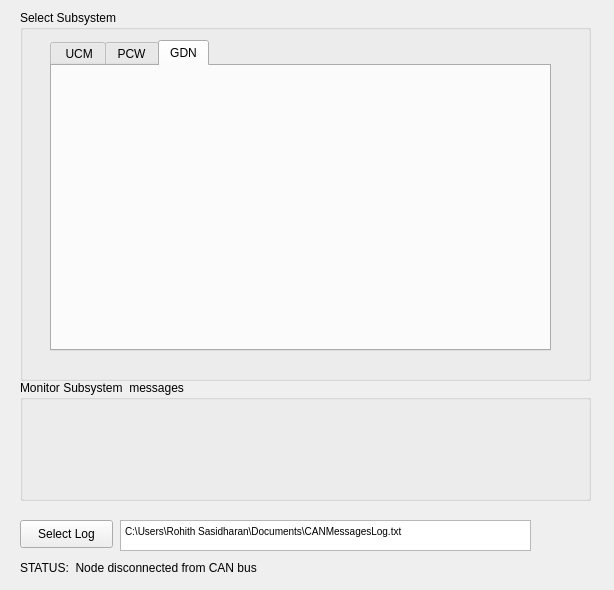
Qt form TestApplication.ui (sourcebank/3P-001wspace) before a commit.
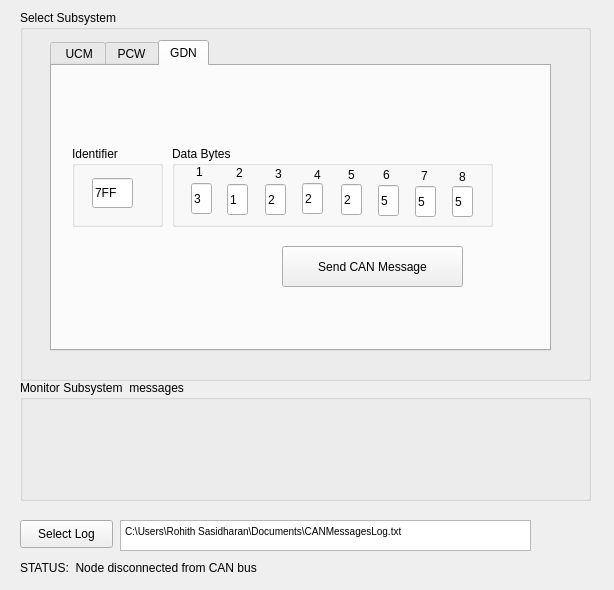
The same form after that commit.

Commit message: CAN send added

What changed in the file:
```diff
--- a/TestApplication.ui
+++ b/TestApplication.ui
@@ -397,6 +397,266 @@
      <attribute name="title">
       <string>GDN</string>
      </attribute>
+     <widget class="QPushButton" name="pushButton1_GDN">
+      <property name="geometry">
+       <rect>
+        <x>230</x>
+        <y>180</y>
+        <width>181</width>
+        <height>41</height>
+       </rect>
+      </property>
+      <property name="text">
+       <string>Send CAN Message</string>
+      </property>
+     </widget>
+     <widget class="QGroupBox" name="groupBox_4">
+      <property name="geometry">
+       <rect>
+        <x>120</x>
+        <y>80</y>
+        <width>321</width>
+        <height>81</height>
+       </rect>
+      </property>
+      <property name="title">
+       <string>Data Bytes</string>
+      </property>
+      <widget class="QLineEdit" name="lineEdit_byte_8">
+       <property name="geometry">
+        <rect>
+         <x>280</x>
+         <y>40</y>
+         <width>21</width>
+         <height>31</height>
+        </rect>
+       </property>
+       <property name="text">
+        <string>5</string>
+       </property>
+      </widget>
+      <widget class="QLineEdit" name="lineEdit_byte_6">
+       <property name="geometry">
+        <rect>
+         <x>206</x>
+         <y>39</y>
+         <width>21</width>
+         <height>31</height>
+        </rect>
+       </property>
+       <property name="text">
+        <string>5</string>
+       </property>
+      </widget>
+      <widget class="QLineEdit" name="lineEdit_byte_2">
+       <property name="geometry">
+        <rect>
+         <x>55</x>
+         <y>38</y>
+         <width>21</width>
+         <height>31</height>
+        </rect>
+       </property>
+       <property name="text">
+        <string>1</string>
+       </property>
+      </widget>
+      <widget class="QLineEdit" name="lineEdit_byte_3">
+       <property name="geometry">
+        <rect>
+         <x>93</x>
+         <y>38</y>
+         <width>21</width>
+         <height>31</height>
+        </rect>
+       </property>
+       <property name="text">
+        <string>2</string>
+       </property>
+      </widget>
+      <widget class="QLineEdit" name="lineEdit_byte_5">
+       <property name="geometry">
+        <rect>
+         <x>169</x>
+         <y>38</y>
+         <width>21</width>
+         <height>31</height>
+        </rect>
+       </property>
+       <property name="text">
+        <string>2</string>
+       </property>
+      </widget>
+      <widget class="QLineEdit" name="lineEdit_byte1">
+       <property name="geometry">
+        <rect>
+         <x>19</x>
+         <y>37</y>
+         <width>21</width>
+         <height>31</height>
+        </rect>
+       </property>
+       <property name="text">
+        <string>3</string>
+       </property>
+      </widget>
+      <widget class="QLineEdit" name="lineEdit_byte_4">
+       <property name="geometry">
+        <rect>
+         <x>130</x>
+         <y>37</y>
+         <width>21</width>
+         <height>31</height>
+        </rect>
+       </property>
+       <property name="text">
+        <string>2</string>
+       </property>
+      </widget>
+      <widget class="QLineEdit" name="lineEdit_byte_7">
+       <property name="geometry">
+        <rect>
+         <x>243</x>
+         <y>40</y>
+         <width>21</width>
+         <height>31</height>
+        </rect>
+       </property>
+       <property name="text">
+        <string>5</string>
+       </property>
+      </widget>
+      <widget class="QLabel" name="label_13">
+       <property name="geometry">
+        <rect>
+         <x>24</x>
+         <y>18</y>
+         <width>31</width>
+         <height>16</height>
+        </rect>
+       </property>
+       <property name="text">
+        <string>1</string>
+       </property>
+      </widget>
+      <widget class="QLabel" name="label_14">
+       <property name="geometry">
+        <rect>
+         <x>64</x>
+         <y>19</y>
+         <width>31</width>
+         <height>16</height>
+        </rect>
+       </property>
+       <property name="text">
+        <string>2</string>
+       </property>
+      </widget>
+      <widget class="QLabel" name="label_15">
+       <property name="geometry">
+        <rect>
+         <x>103</x>
+         <y>20</y>
+         <width>31</width>
+         <height>16</height>
+        </rect>
+       </property>
+       <property name="text">
+        <string>3</string>
+       </property>
+      </widget>
+      <widget class="QLabel" name="label_16">
+       <property name="geometry">
+        <rect>
+         <x>142</x>
+         <y>21</y>
+         <width>31</width>
+         <height>16</height>
+        </rect>
+       </property>
+       <property name="text">
+        <string>4</string>
+       </property>
+      </widget>
+      <widget class="QLabel" name="label_17">
+       <property name="geometry">
+        <rect>
+         <x>176</x>
+         <y>21</y>
+         <width>31</width>
+         <height>16</height>
+        </rect>
+       </property>
+       <property name="text">
+        <string>5</string>
+       </property>
+      </widget>
+      <widget class="QLabel" name="label_18">
+       <property name="geometry">
+        <rect>
+         <x>211</x>
+         <y>21</y>
+         <width>31</width>
+         <height>16</height>
+        </rect>
+       </property>
+       <property name="text">
+        <string>6</string>
+       </property>
+      </widget>
+      <widget class="QLabel" name="label_19">
+       <property name="geometry">
+        <rect>
+         <x>249</x>
+         <y>22</y>
+         <width>31</width>
+         <height>16</height>
+        </rect>
+       </property>
+       <property name="text">
+        <string>7</string>
+       </property>
+      </widget>
+      <widget class="QLabel" name="label_20">
+       <property name="geometry">
+        <rect>
+         <x>287</x>
+         <y>23</y>
+         <width>31</width>
+         <height>16</height>
+        </rect>
+       </property>
+       <property name="text">
+        <string>8</string>
+       </property>
+      </widget>
+     </widget>
+     <widget class="QGroupBox" name="groupBox_6">
+      <property name="geometry">
+       <rect>
+        <x>20</x>
+        <y>80</y>
+        <width>91</width>
+        <height>81</height>
+       </rect>
+      </property>
+      <property name="title">
+       <string>Identifier</string>
+      </property>
+      <widget class="QLineEdit" name="lineEdit_byte_ID">
+       <property name="geometry">
+        <rect>
+         <x>20</x>
+         <y>32</y>
+         <width>41</width>
+         <height>30</height>
+        </rect>
+       </property>
+       <property name="text">
+        <string>7FF</string>
+       </property>
+      </widget>
+     </widget>
     </widget>
    </widget>
   </widget>
```
The commit also changes 1 other file.
